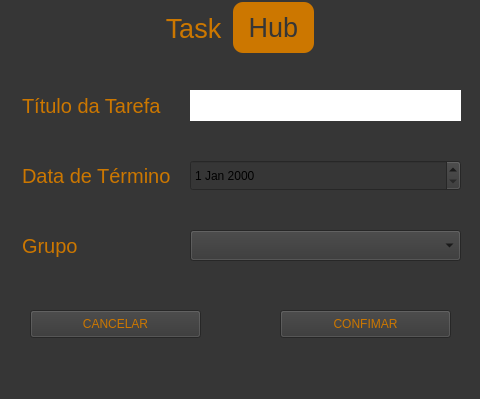
The window that criar_tarefa.ui (Annagdy/TaskHub) describes before a commit, drawn with Qt 5.
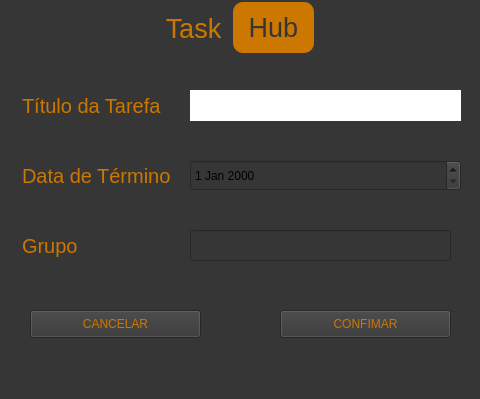
The same window after the commit.

The edit to the form file:
```diff
--- a/criar_tarefa.ui
+++ b/criar_tarefa.ui
@@ -161,16 +161,6 @@
      <bool>true</bool>
     </property>
    </widget>
-   <widget class="QComboBox" name="grupos">
-    <property name="geometry">
-     <rect>
-      <x>190</x>
-      <y>230</y>
-      <width>271</width>
-      <height>31</height>
-     </rect>
-    </property>
-   </widget>
    <widget class="QLineEdit" name="grupo">
     <property name="geometry">
      <rect>
@@ -230,6 +220,16 @@
      <string>CONFIMAR</string>
     </property>
    </widget>
+   <widget class="QLineEdit" name="group_name">
+    <property name="geometry">
+     <rect>
+      <x>190</x>
+      <y>230</y>
+      <width>261</width>
+      <height>31</height>
+     </rect>
+    </property>
+   </widget>
   </widget>
   <widget class="QMenuBar" name="menubar">
    <property name="geometry">
```
Left out of the diff: 6 changed lines with no effect on the pictures.
